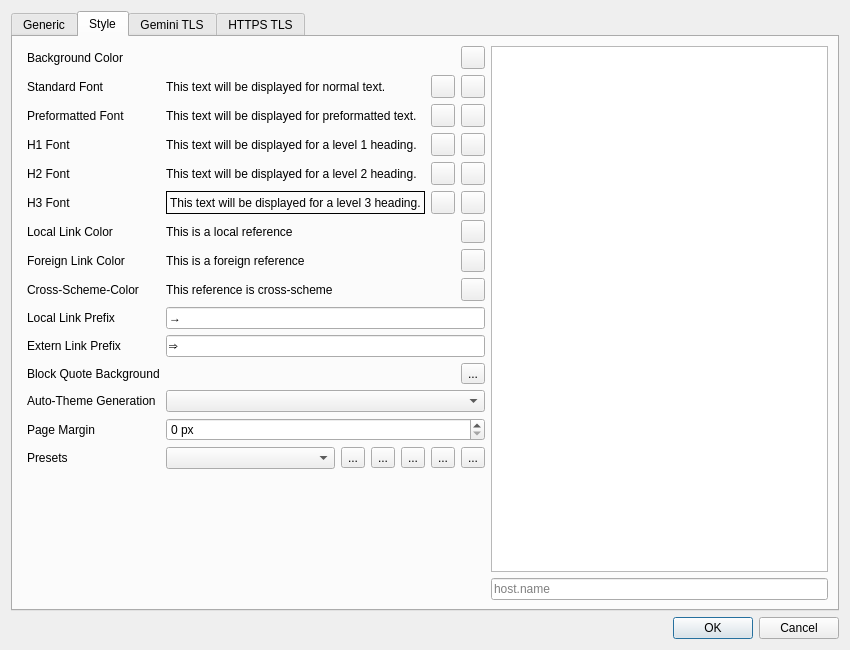
Above: src/dialogs/settingsdialog.ui from ikskuh/kristall before the change. Below: the same form after it.
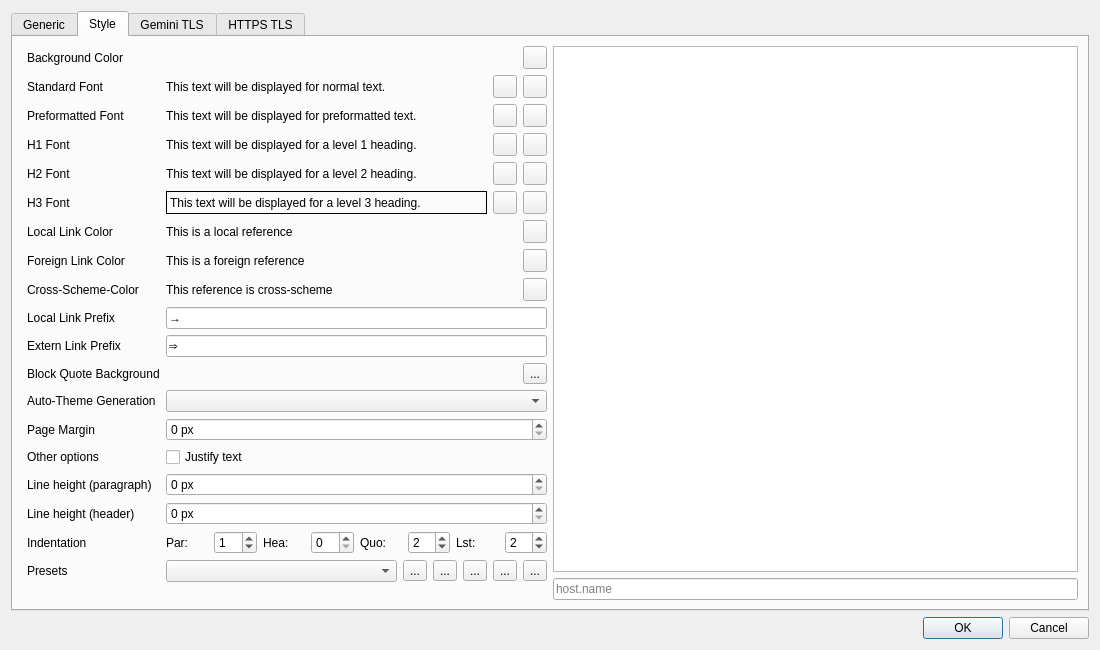
That is the form after the change. The open tabs and pages were chosen to show the change. Icons and pictures are not drawn. Custom widgets are drawn as their Qt base class.

Commit message: Add preferences for new gemini formatting options

Patch:
```diff
--- a/src/dialogs/settingsdialog.ui
+++ b/src/dialogs/settingsdialog.ui
@@ -6,7 +6,7 @@
    <rect>
     <x>0</x>
     <y>0</y>
-    <width>850</width>
+    <width>1100</width>
     <height>650</height>
    </rect>
   </property>
@@ -877,7 +877,166 @@
            </property>
           </widget>
          </item>
+         <item row="14" column="0">
+          <widget class="QLabel" name="label_25">
+           <property name="text">
+            <string>Other options</string>
+           </property>
+          </widget>
+         </item>
          <item row="14" column="1">
+          <layout class="QHBoxLayout" name="horizontalLayout_98">
+           <item>
+            <widget class="QCheckBox" name="enable_justify_text">
+             <property name="text">
+              <string>Justify text</string>
+             </property>
+             <property name="toolTip">
+              <string>Justify text on the page, instead of left-aligning it.</string>
+             </property>
+            </widget>
+           </item>
+          </layout>
+         </item>
+         <item row="15" column="0">
+          <widget class="QLabel" name="label_35">
+           <property name="text">
+            <string>Line height (paragraph)</string>
+           </property>
+          </widget>
+         </item>
+         <item row="15" column="1">
+          <widget class="QDoubleSpinBox" name="line_height_p">
+           <property name="suffix">
+            <string> px</string>
+           </property>
+           <property name="decimals">
+            <number>0</number>
+           </property>
+           <property name="maximum">
+            <double>30</double>
+           </property>
+          </widget>
+         </item>
+         <item row="16" column="0">
+          <widget class="QLabel" name="label_36">
+           <property name="text">
+            <string>Line height (header)</string>
+           </property>
+          </widget>
+         </item>
+         <item row="16" column="1">
+          <widget class="QDoubleSpinBox" name="line_height_h">
+           <property name="suffix">
+            <string> px</string>
+           </property>
+           <property name="decimals">
+            <number>0</number>
+           </property>
+           <property name="maximum">
+            <double>30</double>
+           </property>
+          </widget>
+         </item>
+
+         <item row="17" column="0">
+          <widget class="QLabel" name="label_37">
+           <property name="text">
+            <string>Indentation</string>
+           </property>
+          </widget>
+         </item>
+         <item row="17" column="1">
+          <layout class="QHBoxLayout" name="indent_container">
+
+           <item>
+            <widget class="QLabel" name="label_96">
+             <property name="text">
+              <string>Par:</string>
+             </property>
+            </widget>
+           </item>
+           <item>
+            <widget class="QSpinBox" name="indent_p">
+             <property name="value">
+              <number>1</number>
+             </property>
+             <property name="minimum">
+              <number>0</number>
+             </property>
+             <property name="maximum">
+              <number>7</number>
+             </property>
+            </widget>
+           </item>
+
+           <item>
+            <widget class="QLabel" name="label_94">
+             <property name="text">
+              <string>Hea:</string>
+             </property>
+            </widget>
+           </item>
+           <item>
+            <widget class="QSpinBox" name="indent_h">
+             <property name="value">
+              <number>0</number>
+             </property>
+             <property name="minimum">
+              <number>0</number>
+             </property>
+             <property name="maximum">
+              <number>7</number>
+             </property>
+            </widget>
+           </item>
+
+           <item>
+            <widget class="QLabel" name="label_95">
+             <property name="text">
+              <string>Quo:</string>
+             </property>
+            </widget>
+           </item>
+           <item>
+            <widget class="QSpinBox" name="indent_bq">
+             <property name="value">
+              <number>2</number>
+             </property>
+             <property name="minimum">
+              <number>0</number>
+             </property>
+             <property name="maximum">
+              <number>7</number>
+             </property>
+            </widget>
+           </item>
+
+           <item>
+            <widget class="QLabel" name="label_93">
+             <property name="text">
+              <string>Lst:</string>
+             </property>
+            </widget>
+           </item>
+           <item>
+            <widget class="QSpinBox" name="indent_l">
+             <property name="value">
+              <number>2</number>
+             </property>
+             <property name="minimum">
+              <number>0</number>
+             </property>
+             <property name="maximum">
+              <number>7</number>
+             </property>
+            </widget>
+           </item>
+
+          </layout>
+         </item>
+
+         <item row="18" column="1">
           <layout class="QHBoxLayout" name="horizontalLayout_2">
            <item>
             <widget class="QComboBox" name="presets"/>
@@ -953,7 +1112,7 @@
            </item>
           </layout>
          </item>
-         <item row="14" column="0">
+         <item row="18" column="0">
           <widget class="QLabel" name="label_17">
            <property name="text">
             <string>Presets</string>
```
Left out of the diff: 7 changed lines with no effect on the pictures. The commit also changes 7 other files.
